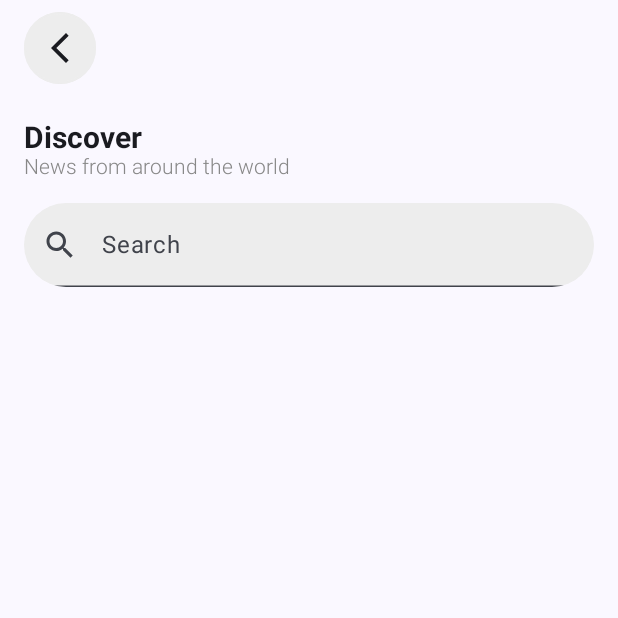
After one commit to edgarmuyomba/kotlinBlog, an Android app built with Jetpack Compose: the composable SearchPage shown on its own in the app's theme, on a phone screen of 412 x 824 dp, the top half of it. The commit adds this screen. Run offline under Robolectric (Android 15) with nearby library versions, the phone set to English and light mode, and no system bars.

Commit message:
search page with search field

```diff
--- a/app/src/main/java/com/example/kotlinblog/ui/layout/homescreen/HomeScreen.kt
+++ b/app/src/main/java/com/example/kotlinblog/ui/layout/homescreen/HomeScreen.kt
@@ -61,9 +61,9 @@ fun HomeScreen(modifier: Modifier = Modifier) {
             Box(
                 modifier = Modifier
                     .border(
-                        width = 1.dp, color = Color(0xffdadada), shape = RoundedCornerShape(50)
+                        width = 1.dp, color = Color(0xffededed), shape = RoundedCornerShape(50)
                     )
-                    .background(color = Color(0xffdadada), shape = RoundedCornerShape(50))
+                    .background(color = Color(0xffededed), shape = RoundedCornerShape(50))
             ) {
                 IconButton(
                     modifier = Modifier.padding(0.dp),
@@ -78,9 +78,9 @@ fun HomeScreen(modifier: Modifier = Modifier) {
             Box(
                 modifier = Modifier
                     .border(
-                        width = 1.dp, color = Color(0xffdadada), shape = RoundedCornerShape(50)
+                        width = 1.dp, color = Color(0xffededed), shape = RoundedCornerShape(50)
                     )
-                    .background(color = Color(0xffdadada), shape = RoundedCornerShape(50))
+                    .background(color = Color(0xffededed), shape = RoundedCornerShape(50))
             ) {
                 IconButton(
                     modifier = Modifier.padding(0.dp),
@@ -94,9 +94,9 @@ fun HomeScreen(modifier: Modifier = Modifier) {
             Box(
                 modifier = Modifier
                     .border(
-                        width = 1.dp, color = Color(0xffdadada), shape = RoundedCornerShape(50)
+                        width = 1.dp, color = Color(0xffededed), shape = RoundedCornerShape(50)
                     )
-                    .background(color = Color(0xffdadada), shape = RoundedCornerShape(50))
+                    .background(color = Color(0xffededed), shape = RoundedCornerShape(50))
             ) {
                 IconButton(
                     modifier = Modifier.padding(0.dp),
@@ -225,8 +225,6 @@ fun NewsDetailsCards(homeViewModel: HomeViewModel = viewModel(), modifier: Modif
 
     val recommendedNewsState by homeViewModel.recommendedNews.collectAsState()
 
-    val articles = buildList<Article> { repeat(7) { add(article) } }
-
     when (recommendedNewsState) {
         is BlogUiState.Success -> {
             LazyColumn(
--- a/app/src/main/java/com/example/kotlinblog/ui/layout/homescreen/NewsDetailsCard.kt
+++ b/app/src/main/java/com/example/kotlinblog/ui/layout/homescreen/NewsDetailsCard.kt
@@ -29,6 +29,9 @@ import com.example.kotlinblog.utils.Utilities
 
 @Composable
 fun NewsDetailsCard(article: Article, modifier: Modifier = Modifier) {
+
+    val author = (article.author ?: "Unknown").split(" ").take(2).joinToString(" ")
+
     Row(
         modifier = modifier
             .fillMaxWidth()
@@ -58,7 +61,7 @@ fun NewsDetailsCard(article: Article, modifier: Modifier = Modifier) {
             Spacer(Modifier.height(10.dp))
             Row {
                 Text(
-                    text = article.author ?: "Unknown",
+                    text = author,
                 )
                 Spacer(Modifier.width(10.dp))
                 Text(
--- /dev/null
+++ b/app/src/main/java/com/example/kotlinblog/ui/layout/search/SearchPage.kt
@@ -0,0 +1,105 @@
+package com.example.kotlinblog.ui.layout.search
+
+import androidx.compose.foundation.background
+import androidx.compose.foundation.border
+import androidx.compose.foundation.layout.Box
+import androidx.compose.foundation.layout.Column
+import androidx.compose.foundation.layout.Spacer
+import androidx.compose.foundation.layout.fillMaxWidth
+import androidx.compose.foundation.layout.height
+import androidx.compose.foundation.layout.padding
+import androidx.compose.foundation.shape.RoundedCornerShape
+import androidx.compose.material.icons.Icons
+import androidx.compose.material.icons.filled.ArrowBackIosNew
+import androidx.compose.material.icons.filled.Search
+import androidx.compose.material3.ExperimentalMaterial3Api
+import androidx.compose.material3.Icon
+import androidx.compose.material3.IconButton
+import androidx.compose.material3.MaterialTheme
+import androidx.compose.material3.Scaffold
+import androidx.compose.material3.Text
+import androidx.compose.material3.TextField
+import androidx.compose.material3.TextFieldDefaults
+import androidx.compose.material3.TopAppBar
+import androidx.compose.runtime.Composable
+import androidx.compose.ui.Modifier
+import androidx.compose.ui.draw.clip
+import androidx.compose.ui.graphics.Color
+import androidx.compose.ui.text.TextStyle
+import androidx.compose.ui.text.font.FontWeight
+import androidx.compose.ui.tooling.preview.Preview
+import androidx.compose.ui.unit.dp
+import androidx.compose.ui.unit.sp
+
+@OptIn(ExperimentalMaterial3Api::class)
+@Composable
+fun SearchPage(modifier: Modifier = Modifier) {
+    Scaffold(topBar = {
+        TopAppBar(title = {
+            Box(
+                modifier = Modifier
+                    .border(
+                        width = 1.dp, color = Color(0xffededed), shape = RoundedCornerShape(50)
+                    )
+                    .background(color = Color(0xffededed), shape = RoundedCornerShape(50))
+            ) {
+                IconButton(onClick = {}) {
+                    Icon(
+                        imageVector = Icons.Filled.ArrowBackIosNew,
+                        contentDescription = "Back Button"
+                    )
+                }
+            }
+        })
+
+    }) { contentPadding ->
+        Column(
+            modifier = modifier
+                .padding(contentPadding)
+                .padding(16.dp)
+        ) {
+            Text(
+                text = "Discover", style = TextStyle(
+                    fontWeight = FontWeight.Bold, fontSize = 20.sp
+                )
+            )
+            Text(
+                text = "News from around the world", style = TextStyle(
+                    fontWeight = FontWeight.Light,
+                    color = Color.Gray,
+                )
+            )
+            Spacer(modifier = Modifier.height(16.dp))
+            SearchField()
+        }
+
+    }
+}
+
+@Composable
+fun SearchField(modifier: Modifier = Modifier) {
+    TextField(
+        value = "",
+        onValueChange = {},
+        placeholder = { Text(text = "Search") },
+        leadingIcon = {
+            Icon(
+                imageVector = Icons.Filled.Search, contentDescription = "Search"
+            )
+        },
+        colors = TextFieldDefaults.colors(
+            unfocusedContainerColor = Color(0xffededed),
+            focusedContainerColor = Color(0xffededed),
+        ),
+        modifier = modifier
+            .fillMaxWidth()
+            .clip(RoundedCornerShape(50.dp))
+            .border(width = 0.dp, shape = RoundedCornerShape(50.dp), color = Color.Transparent)
+    )
+}
+
+@Preview
+@Composable
+fun SearchPagePreview() {
+    SearchPage()
+}
```
